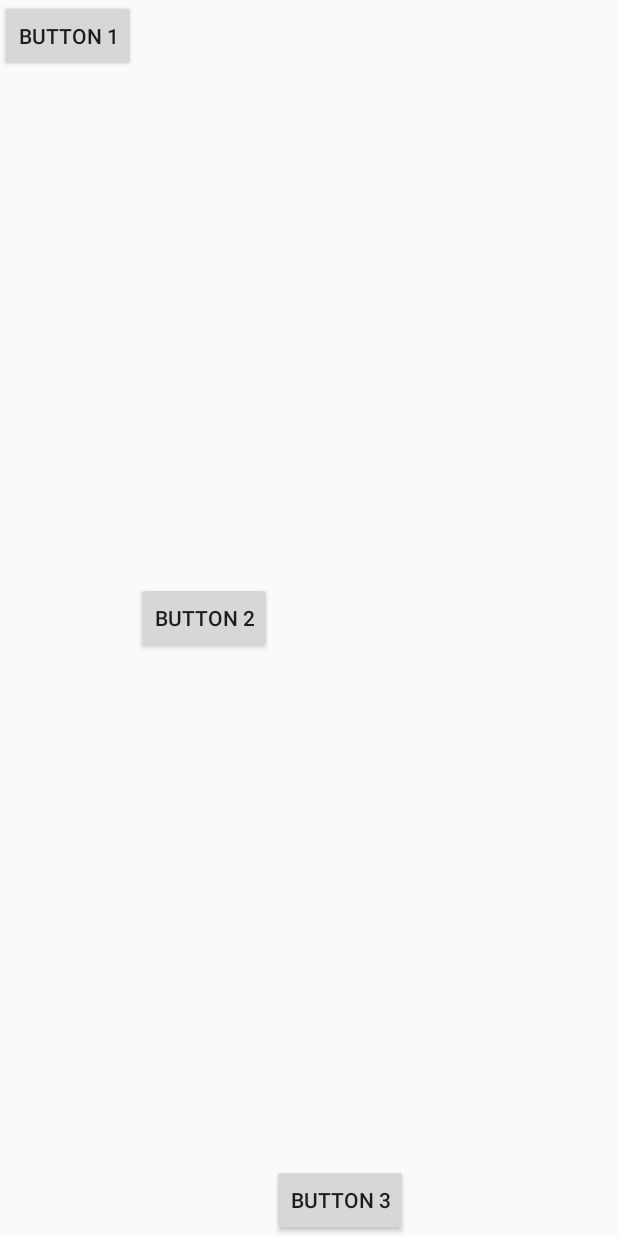
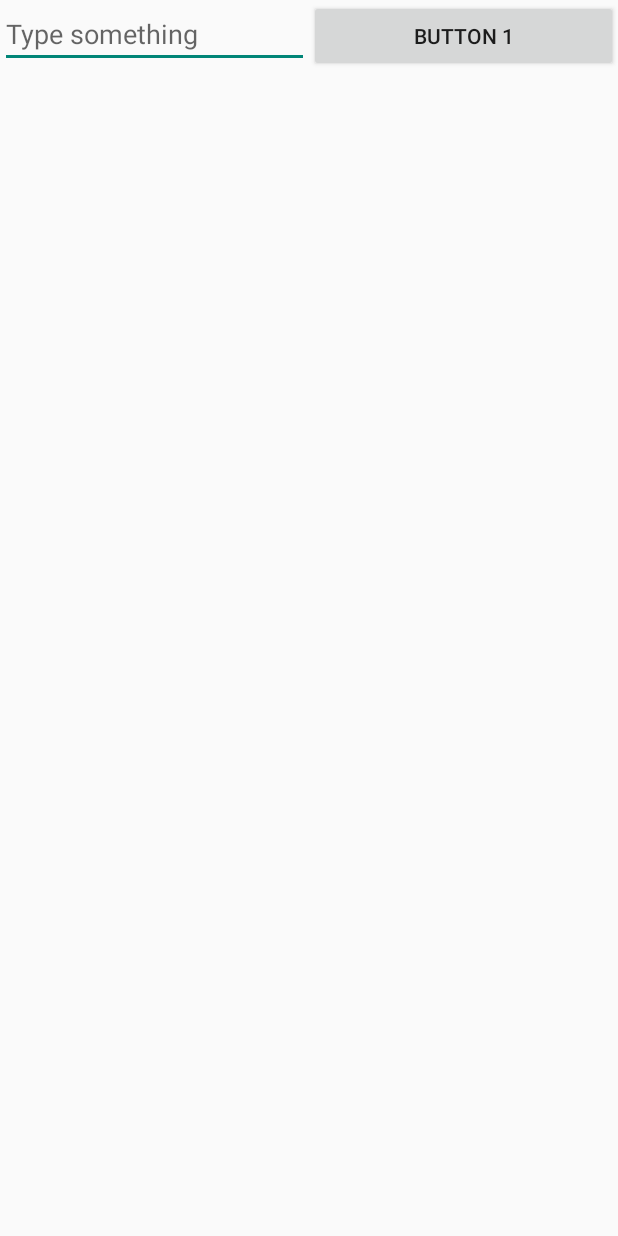
Before and after one commit to asfork/FirstLineofCode, an Android app: the screen it shows after launch (UILayoutActivity), on a phone screen of 412 x 824 dp. Run offline under Robolectric (Android 15) with nearby library versions, the phone set to English and light mode, and no system bars.

Commit message:
Page 115

```diff
--- a/UILayoutTest/src/main/res/layout/activity_layout.xml
+++ b/UILayoutTest/src/main/res/layout/activity_layout.xml
@@ -3,24 +3,32 @@
     android:layout_height="match_parent"
     android:orientation="horizontal">
 
+    <EditText
+        android:layout_width="0dp"
+        android:layout_height="wrap_content"
+        android:layout_weight="1"
+        android:id="@+id/input_message"
+        android:hint="Type something"/>
+
     <Button
-        android:layout_width="wrap_content"
+        android:layout_width="0dp"
         android:layout_height="wrap_content"
+        android:layout_weight="1"
         android:id="@+id/button1"
         android:layout_gravity="top"
         android:text="@string/button1"/>
 
-    <Button
-        android:layout_width="wrap_content"
-        android:layout_height="wrap_content"
-        android:id="@+id/button2"
-        android:layout_gravity="center_vertical"
-        android:text="@string/button2"/>
+    <!--<Button-->
+        <!--android:layout_width="wrap_content"-->
+        <!--android:layout_height="wrap_content"-->
+        <!--android:id="@+id/button2"-->
+        <!--android:layout_gravity="center_vertical"-->
+        <!--android:text="@string/button2"/>-->
 
-    <Button
-        android:layout_width="wrap_content"
-        android:layout_height="wrap_content"
-        android:id="@+id/button3"
-        android:layout_gravity="bottom"
-        android:text="@string/button3"/>
+    <!--<Button-->
+        <!--android:layout_width="wrap_content"-->
+        <!--android:layout_height="wrap_content"-->
+        <!--android:id="@+id/button3"-->
+        <!--android:layout_gravity="bottom"-->
+        <!--android:text="@string/button3"/>-->
 </LinearLayout>
```
